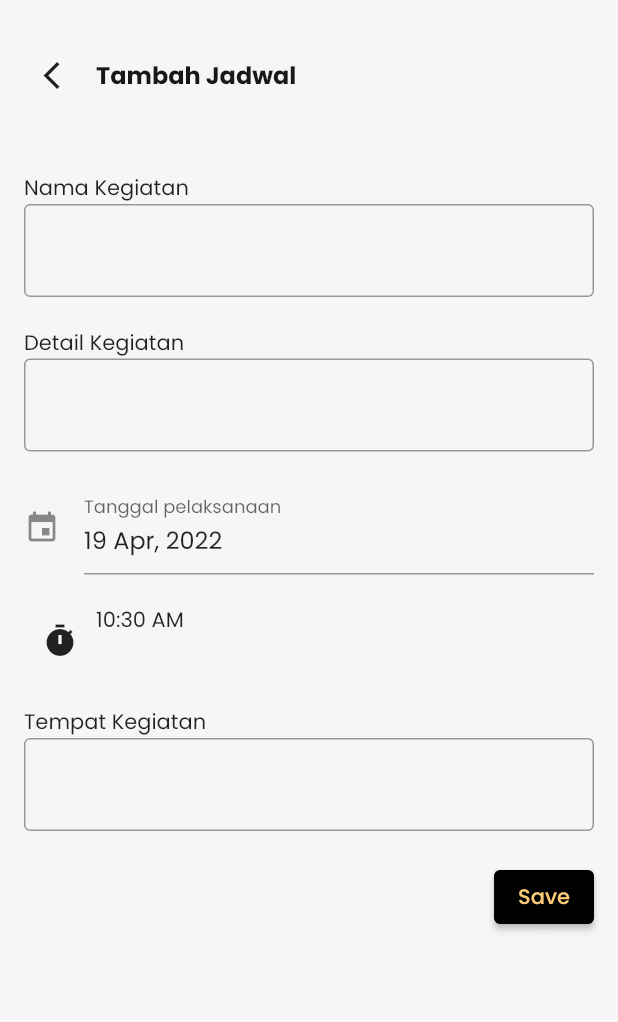
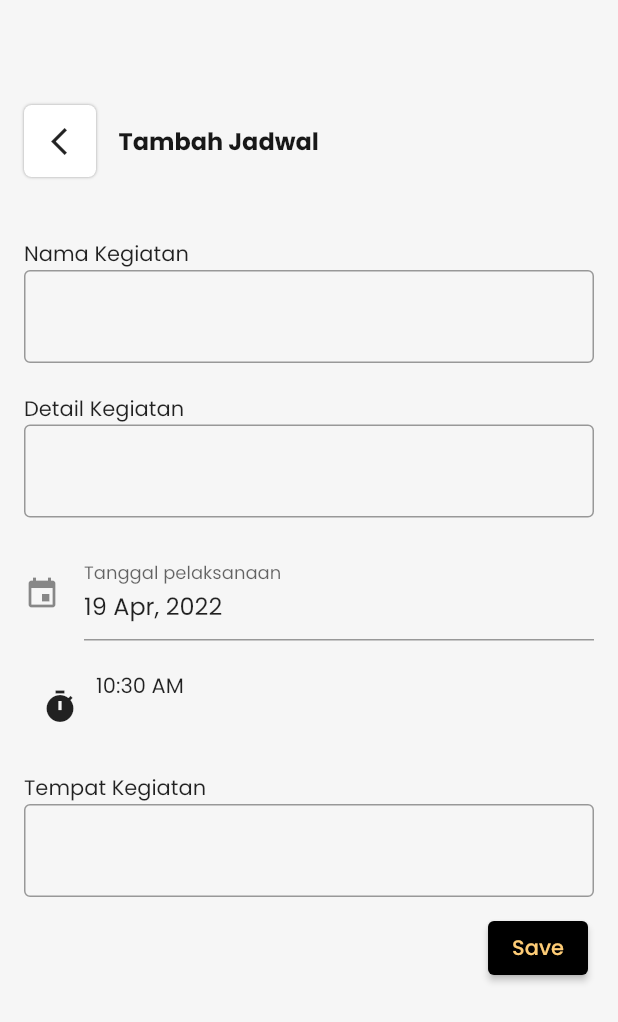
Before and after one commit to AinulM02/WORM, a Flutter app: the screen it shows after launch, item 2 of the bottom bar chosen, after a tap on the "add" icon, on a phone screen of 412 x 824 dp. Shown: the top 1022 px of the screen. Run offline on Flutter 3.47's test engine with Material 2 defaults, Android fonts, the phone set to English and light mode, and no system bars; drawn by our look-alikes of date_time_picker; our stand-ins replace getwidget; missing offline and left inert: slide_digital_clock.

Commit message:
layout-jadwal

```diff
--- a/dart/lib/page/jadwalPage.dart
+++ b/dart/lib/page/jadwalPage.dart
@@ -79,16 +79,17 @@ class _jadwalPageState extends State<jadwalPage> {
                 margin: const EdgeInsets.only(top: 3),
                 child: Row(
                   mainAxisAlignment: MainAxisAlignment.start,
+                  crossAxisAlignment: CrossAxisAlignment.center,
                   children: [
                     Container(
-                      margin: const EdgeInsets.only(left: 20),
+                      margin: const EdgeInsets.only(left: 110),
                       child: const Text(
                         "Jadwal Kegiatan",
                         style:
-                            TextStyle(fontWeight: FontWeight.bold, fontSize: 16),
+                            TextStyle(fontWeight: FontWeight.normal, fontSize: 16),
                       ),
                     ),
-                    const Padding(padding: EdgeInsets.only(left: 140)),
+                    const Padding(padding: EdgeInsets.only(left: 60)),
                     IconButton(
                       alignment: Alignment.bottomRight,
                         color: Colors.amber,
--- a/dart/lib/page/tambahJadwal.dart
+++ b/dart/lib/page/tambahJadwal.dart
@@ -25,14 +25,37 @@ class _tambahJadwalState extends State<tambahJadwal> {
   @override
   Widget build(BuildContext context) {
     return Scaffold(
-      body: ListView(
+      body: Column(
+        mainAxisAlignment: MainAxisAlignment.start,
+        crossAxisAlignment: CrossAxisAlignment.end,
         children: [
+          const Padding(padding: EdgeInsets.all(18.0)),
+          const Padding(padding: EdgeInsets.only(top: 8)),
           Container(
             margin: const EdgeInsets.only(top: 15, right: 16, left: 16),
             height: 70,
             child: Row(
+              children: <Widget>[
+                Container(
+                  height: 48,
+                  width: 48,
+                  decoration: BoxDecoration(
+                    color: Colors.white,
+                    borderRadius: BorderRadius.circular(5),
+                    boxShadow: const [
+                      BoxShadow(
+                        color: Colors.grey,
+                        blurRadius: 1,
+                        offset: Offset(0, 0),
+                      ),
+                    ],
+                  ),
+                  child: Column(
+                    mainAxisAlignment: MainAxisAlignment.center,
+                    crossAxisAlignment: CrossAxisAlignment.center,
                     children: [
                       IconButton(
+                          alignment: Alignment.centerRight,
                           onPressed: () => Navigator.push(context,
                                   MaterialPageRoute(builder: (context) {
                                 return const navbar();
@@ -41,6 +64,10 @@ class _tambahJadwalState extends State<tambahJadwal> {
                             Icons.arrow_back_ios,
                             size: 22,
                           )),
+                    ],
+                  ),
+                ),
+                const Padding(padding: EdgeInsets.only(left: 15)),
                 const Text(
                   "Tambah Jadwal",
                   style: TextStyle(
@@ -141,10 +168,9 @@ class _tambahJadwalState extends State<tambahJadwal> {
             ),
           ),
           Container(
-            margin: const EdgeInsets.only(top: 20, right: 16, left: 16),
+            margin: const EdgeInsets.only(top: 10,right: 20),
             child: Column(
-              crossAxisAlignment: CrossAxisAlignment.end,
-              children: [
+              children: <Widget>[
                 ElevatedButton(
                     onPressed: () {
                       // Respond to button press
@@ -152,7 +178,8 @@ class _tambahJadwalState extends State<tambahJadwal> {
                     child: const Text(
                       'Save',
                       style: TextStyle(
-                        color: Color.fromRGBO(254, 204, 118, 1),
+                        color: Color.fromRGBO(254, 204, 118, 1,
+                        ),
                       ),
                     ),
                     style: ElevatedButton.styleFrom(
```
Lines whose indentation alone changed are shown as unchanged.
